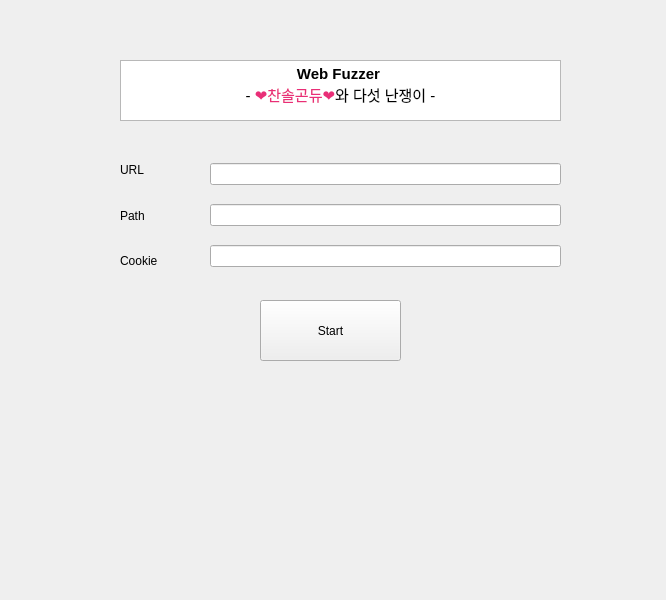
This is qtUi/widget.ui in bob9-hackathon/fuzzer_ui as Qt 5 draws it before an edit. The edited form follows.
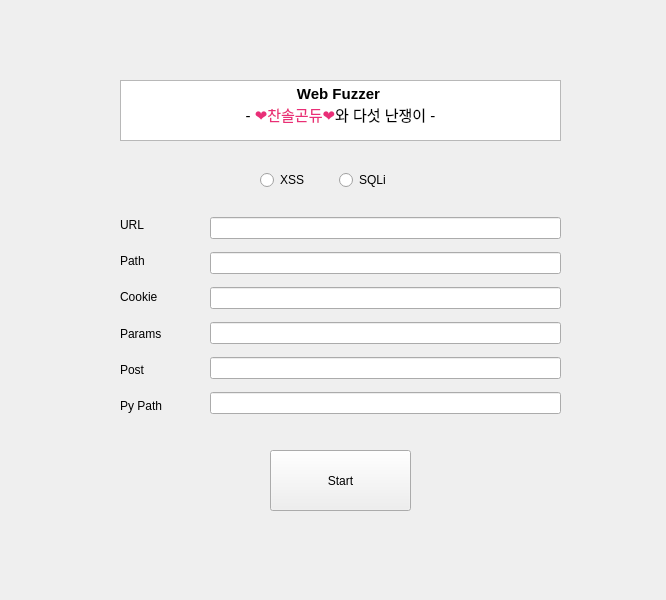
This is the edited form.

Diff of the .ui file:
```diff
--- a/qtUi/widget.ui
+++ b/qtUi/widget.ui
@@ -22,8 +22,8 @@
   <widget class="QPushButton" name="starButton">
    <property name="geometry">
     <rect>
-     <x>260</x>
-     <y>300</y>
+     <x>270</x>
+     <y>450</y>
      <width>141</width>
      <height>61</height>
     </rect>
@@ -36,7 +36,7 @@
    <property name="geometry">
     <rect>
      <x>120</x>
-     <y>60</y>
+     <y>80</y>
      <width>441</width>
      <height>61</height>
     </rect>
@@ -54,19 +54,28 @@
    <property name="geometry">
     <rect>
      <x>210</x>
-     <y>150</y>
+     <y>210</y>
      <width>351</width>
-     <height>131</height>
+     <height>211</height>
     </rect>
    </property>
    <layout class="QGridLayout" name="gridLayout">
-    <item row="0" column="0">
+    <item row="1" column="0">
      <widget class="QLineEdit" name="lineEdit_2"/>
     </item>
-    <item row="1" column="0">
+    <item row="3" column="0">
      <widget class="QLineEdit" name="lineEdit_3"/>
     </item>
-    <item row="2" column="0">
+    <item row="5" column="0">
+     <widget class="QLineEdit" name="lineEdit_4"/>
+    </item>
+    <item row="6" column="0">
+     <widget class="QLineEdit" name="lineEdit_5"/>
+    </item>
+    <item row="7" column="0">
+     <widget class="QLineEdit" name="lineEdit_6"/>
+    </item>
+    <item row="0" column="0">
      <widget class="QLineEdit" name="lineEdit"/>
     </item>
    </layout>
@@ -75,9 +84,9 @@
    <property name="geometry">
     <rect>
      <x>120</x>
-     <y>150</y>
+     <y>210</y>
      <width>91</width>
-     <height>131</height>
+     <height>211</height>
     </rect>
    </property>
    <layout class="QGridLayout" name="gridLayout_2">
@@ -88,17 +97,64 @@
       </property>
      </widget>
     </item>
-    <item row="0" column="0">
-     <widget class="QLabel" name="label">
-      <property name="text">
-       <string>URL</string>
-      </property>
-     </widget>
-    </item>
     <item row="2" column="0">
      <widget class="QLabel" name="label_3">
       <property name="text">
        <string>Cookie</string>
+      </property>
+     </widget>
+    </item>
+    <item row="4" column="0">
+     <widget class="QLabel" name="label_5">
+      <property name="text">
+       <string>Post</string>
+      </property>
+     </widget>
+    </item>
+    <item row="3" column="0">
+     <widget class="QLabel" name="label_4">
+      <property name="text">
+       <string>Params</string>
+      </property>
+     </widget>
+    </item>
+    <item row="0" column="0">
+     <widget class="QLabel" name="label">
+      <property name="text">
+       <string>URL</string>
+      </property>
+     </widget>
+    </item>
+    <item row="5" column="0">
+     <widget class="QLabel" name="label_6">
+      <property name="text">
+       <string>Py Path</string>
+      </property>
+     </widget>
+    </item>
+   </layout>
+  </widget>
+  <widget class="QWidget" name="horizontalLayoutWidget">
+   <property name="geometry">
+    <rect>
+     <x>260</x>
+     <y>160</y>
+     <width>151</width>
+     <height>41</height>
+    </rect>
+   </property>
+   <layout class="QHBoxLayout" name="horizontalLayout">
+    <item>
+     <widget class="QRadioButton" name="xss_button">
+      <property name="text">
+       <string>XSS</string>
+      </property>
+     </widget>
+    </item>
+    <item>
+     <widget class="QRadioButton" name="sql_button">
+      <property name="text">
+       <string>SQLi</string>
       </property>
      </widget>
     </item>
```
